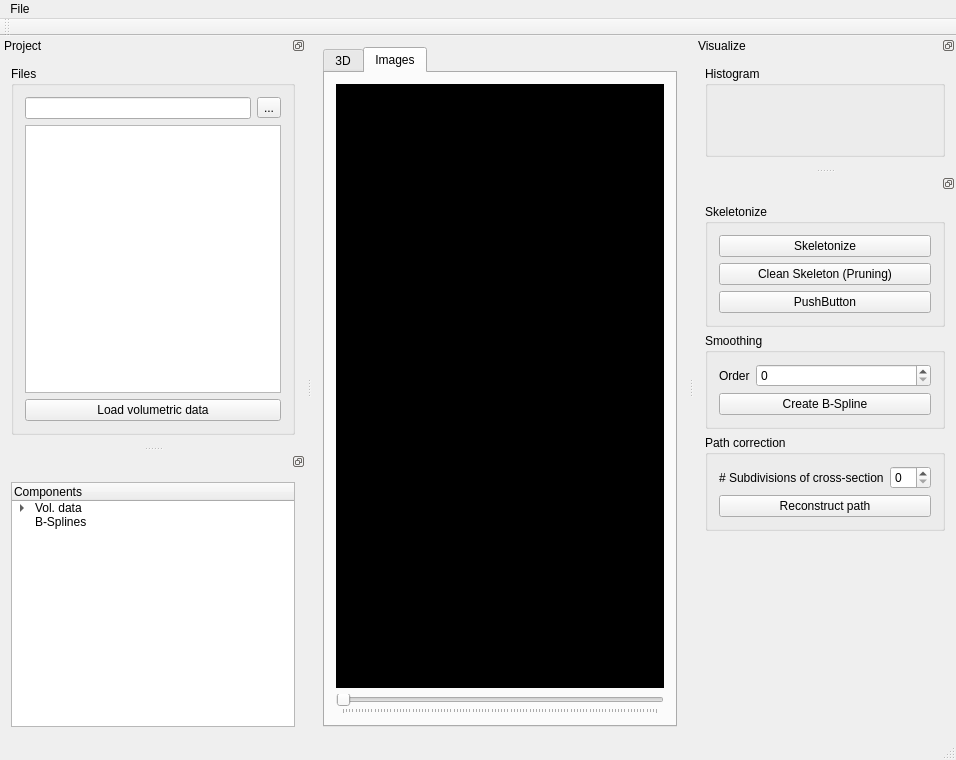
Old version of the form XRAY_gui/XRAY_gui/xray_gui.ui in the repository pascalbienz/xray.
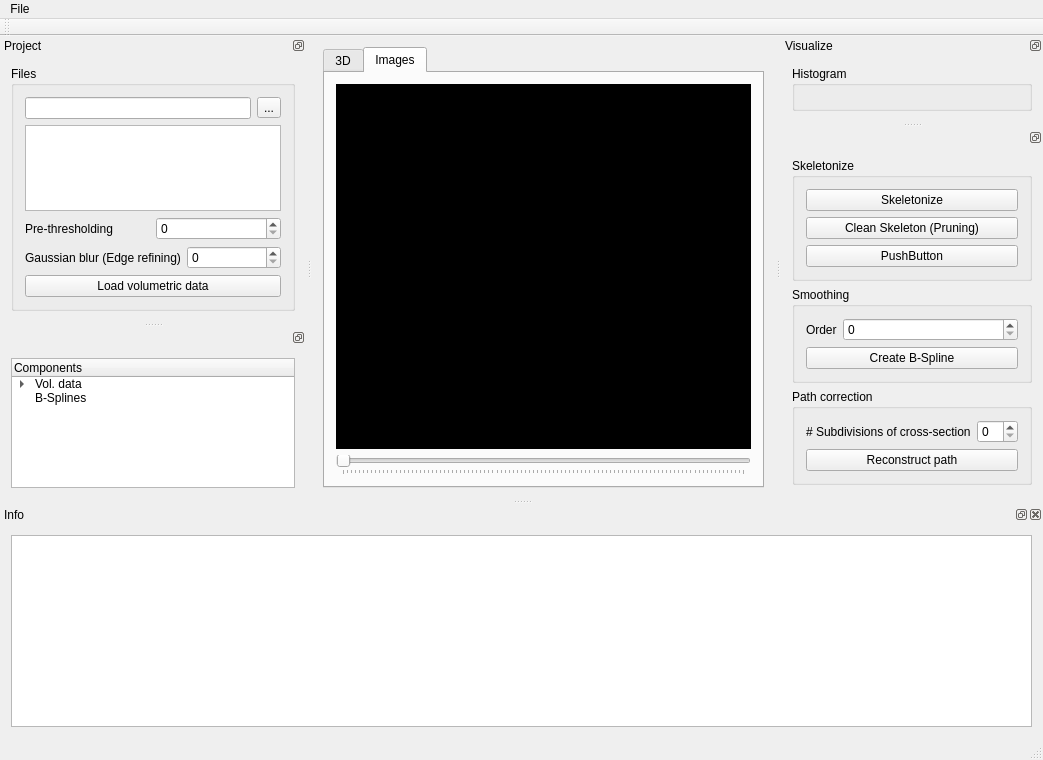
New version of the form. The open tabs and pages were chosen to show the change. Custom widgets are drawn as their Qt base class.

The edit to the form file:
```diff
--- a/XRAY_gui/XRAY_gui/xray_gui.ui
+++ b/XRAY_gui/XRAY_gui/xray_gui.ui
@@ -6,7 +6,7 @@
    <rect>
     <x>0</x>
     <y>0</y>
-    <width>956</width>
+    <width>1043</width>
     <height>760</height>
    </rect>
   </property>
@@ -102,7 +102,7 @@
     <rect>
      <x>0</x>
      <y>0</y>
-     <width>956</width>
+     <width>1043</width>
      <height>21</height>
     </rect>
    </property>
@@ -174,7 +174,35 @@
          </widget>
         </item>
         <item>
-         <widget class="QPushButton" name="pushButton">
+         <layout class="QHBoxLayout" name="horizontalLayout">
+          <item>
+           <widget class="QLabel" name="label_2">
+            <property name="text">
+             <string>Pre-thresholding</string>
+            </property>
+           </widget>
+          </item>
+          <item>
+           <widget class="QSpinBox" name="prethresholdspinBox"/>
+          </item>
+         </layout>
+        </item>
+        <item>
+         <layout class="QHBoxLayout" name="horizontalLayout_2">
+          <item>
+           <widget class="QLabel" name="label_4">
+            <property name="text">
+             <string>Gaussian blur (Edge refining)</string>
+            </property>
+           </widget>
+          </item>
+          <item>
+           <widget class="QSpinBox" name="gaussianspinBox"/>
+          </item>
+         </layout>
+        </item>
+        <item>
+         <widget class="QPushButton" name="loadVolumePushButton">
           <property name="text">
            <string>Load volumetric data</string>
           </property>
@@ -372,6 +400,24 @@
     </layout>
    </widget>
   </widget>
+  <widget class="QDockWidget" name="dockWidget_5">
+   <property name="floating">
+    <bool>false</bool>
+   </property>
+   <property name="windowTitle">
+    <string>Info</string>
+   </property>
+   <attribute name="dockWidgetArea">
+    <number>8</number>
+   </attribute>
+   <widget class="QWidget" name="dockWidgetContents_2">
+    <layout class="QVBoxLayout" name="verticalLayout_9">
+     <item>
+      <widget class="QTextBrowser" name="textBrowser"/>
+     </item>
+    </layout>
+   </widget>
+  </widget>
   <action name="actionImport_settings">
    <property name="text">
     <string>Import settings</string>
```
Left out of the diff: 6 changed lines with no effect on the pictures.
